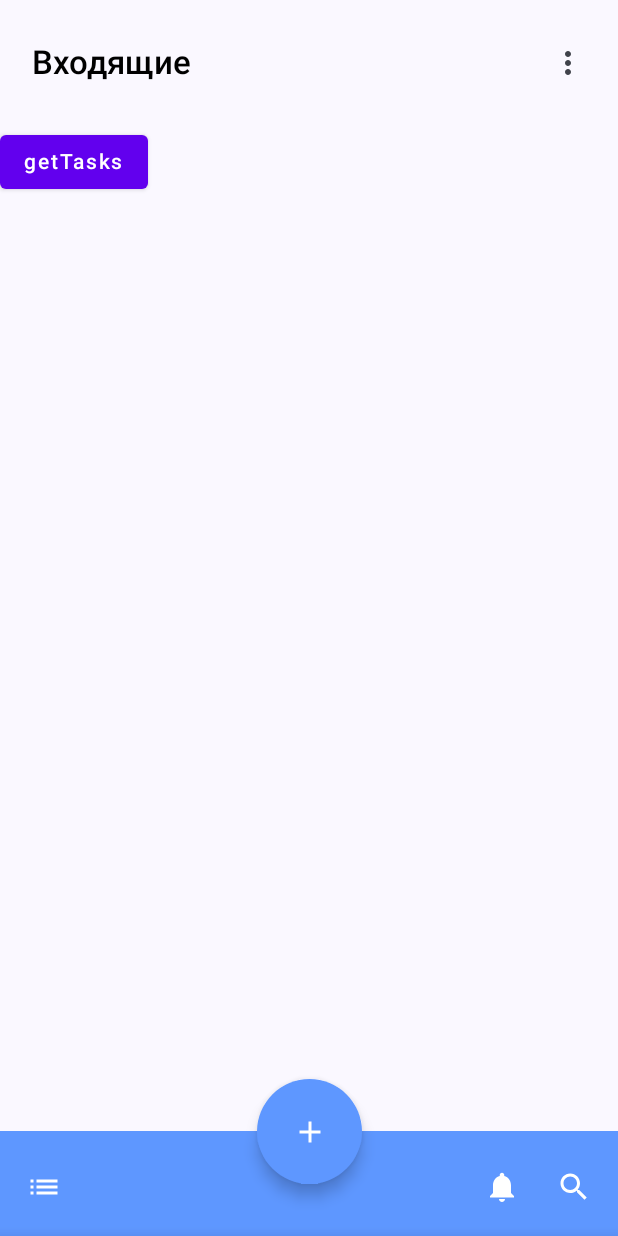
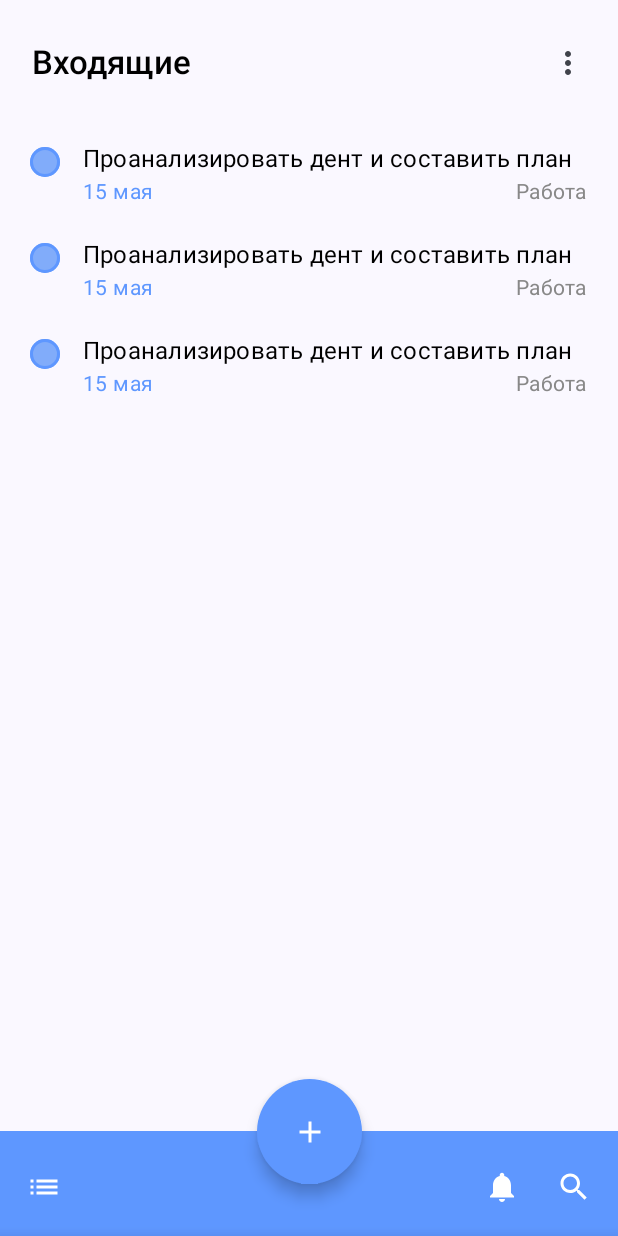
Before and after one commit to nurlan1507/task_manager_android, an Android app built with Jetpack Compose: the screen it shows after launch (MainActivity), on a phone screen of 412 x 824 dp. Run offline under Robolectric (Android 15) with nearby library versions, the phone set to English and light mode, and no system bars; our stand-ins replace Room's generated code; 2 statements that could not run were skipped.

Commit message:
create a composable for Task

```diff
--- a/app/src/main/java/com/nurlan1507/task_manager_mobile/feature_tasks/domain/use_cases/TasksUseCases.kt
+++ b/app/src/main/java/com/nurlan1507/task_manager_mobile/feature_tasks/domain/use_cases/TasksUseCases.kt
@@ -2,5 +2,5 @@ package com.nurlan1507.task_manager_mobile.feature_tasks.domain.use_cases
 
 data class TasksUseCases (
     val createTaskUseCase:CreateTaskUseCase,
-    val getProjectUseCase:GetTasksUseCase
+    val getTasksUseCase:GetTasksUseCase
     )
--- a/app/src/main/java/com/nurlan1507/task_manager_mobile/feature_tasks/presentation/TasksEvent.kt
+++ b/app/src/main/java/com/nurlan1507/task_manager_mobile/feature_tasks/presentation/TasksEvent.kt
@@ -22,6 +22,5 @@ sealed class TasksEvent {
     data class ChangeDateSelectionOption(val type: DateSelectionMenu):TasksEvent()
     object ValidateTextFields : TasksEvent()
 
-    data class GetProjectById(val id:String):TasksEvent()
 
 }
--- a/app/src/main/java/com/nurlan1507/task_manager_mobile/feature_tasks/presentation/TasksState.kt
+++ b/app/src/main/java/com/nurlan1507/task_manager_mobile/feature_tasks/presentation/TasksState.kt
@@ -11,6 +11,7 @@ data class TasksState (
     val dateSelectionOption: DateSelectionMenu? = null,
     val currentProject: ProjectWithTasks? = null,
     val projects:List<Project> = listOf(Project(projectId = "11", title = "Входящие"), Project(projectId = "22", title = "Работа")),
+    val tasks:List<Task> = listOf<Task>(),
     val task: Task = Task(0)
 
 )
--- a/app/src/main/java/com/nurlan1507/task_manager_mobile/feature_tasks/presentation/TasksViewmodel.kt
+++ b/app/src/main/java/com/nurlan1507/task_manager_mobile/feature_tasks/presentation/TasksViewmodel.kt
@@ -22,6 +22,8 @@ import com.nurlan1507.task_manager_mobile.feature_users.data.repository.UserRepo
 import com.nurlan1507.task_manager_mobile.feature_users.domain.repository.UserRepository
 import com.nurlan1507.task_manager_mobile.restService.RestService
 import com.nurlan1507.task_manager_mobile.room_database.TaskManagerDatabase
+import com.nurlan1507.task_manager_mobile.ui_components.main_screen.utils.MainScreenNavigationOption
+import com.nurlan1507.task_manager_mobile.ui_components.main_screen.utils.MainScreenNavigationOptions
 import kotlinx.coroutines.Dispatchers
 import kotlinx.coroutines.flow.MutableStateFlow
 import kotlinx.coroutines.flow.StateFlow
@@ -76,6 +78,16 @@ class TasksViewModel(application: Application):AndroidViewModel(application) {
         when(event){
             is TasksEvent.ChangeCategory ->{
                 _tasksState.value = _tasksState.value.copy(currentCategory = event.category)
+                when(event.category){
+                    is MainScreenNavigationOption.TodayTasks ->{
+                        viewModelScope.launch {
+                            val tasks = useCases.getTasksUseCase("11")
+                            _tasksState.value =_tasksState.value.copy(tasks = tasks)
+                        }
+                    }
+                    else ->{}
+                }
+
             }
             is TasksEvent.EnteredTitle ->{
                 _fieldState.value = _fieldState.value.copy(title = event.value)
@@ -109,11 +121,6 @@ class TasksViewModel(application: Application):AndroidViewModel(application) {
                     useCases.createTaskUseCase(task)
                 }
             }
-            is TasksEvent.GetProjectById -> {
-                viewModelScope.launch {
-                    val tasks = useCases.getProjectUseCase(event.id)
-                }
-            }
             is TasksEvent.CreateProject -> {
 //                viewModelScope.launch{
 //                    repository.
--- a/app/src/main/java/com/nurlan1507/task_manager_mobile/ui_components/main_screen/MainScreen.kt
+++ b/app/src/main/java/com/nurlan1507/task_manager_mobile/ui_components/main_screen/MainScreen.kt
@@ -9,6 +9,7 @@ import androidx.annotation.RequiresApi
 import androidx.compose.animation.core.EaseInBounce
 import androidx.compose.animation.core.LinearEasing
 import androidx.compose.animation.core.tween
+import androidx.compose.foundation.background
 import androidx.compose.foundation.layout.Box
 import androidx.compose.foundation.layout.Column
 import androidx.compose.foundation.layout.fillMaxSize
@@ -50,6 +51,7 @@ import com.nurlan1507.task_manager_mobile.ui_components.main_screen.bottom_sheet
 import com.nurlan1507.task_manager_mobile.ui_components.main_screen.bottom_sheet_layouts.TaskCreationBottomSheetLayout
 import com.nurlan1507.task_manager_mobile.global_components.BottomNavigationBar
 import com.nurlan1507.task_manager_mobile.global_components.TopBar
+import com.nurlan1507.task_manager_mobile.ui_components.main_screen.components.TaskView
 import com.nurlan1507.task_manager_mobile.utils.WindowSize
 import kotlinx.coroutines.launch
 
@@ -155,7 +157,6 @@ fun MainScreen(navController: NavController,windowSize: WindowSize, tasksViewMod
             )
         }
     ){
-        Column(modifier = Modifier.padding(it)) {
             if(showDialog){
                 AlertDialog(
                     onDismissRequest = { },
@@ -189,11 +190,25 @@ fun MainScreen(navController: NavController,windowSize: WindowSize, tasksViewMod
                     properties = DialogProperties(decorFitsSystemWindows = true)
                 )
             }
-            Button(onClick = { projectViewmodel.onEvent(ProjectEvent.getProject(projectId = "11")) }) {
-                Text(text = "getTasks")
-            }
+
+
+        Column(modifier = Modifier.padding(it)) {
+
+//            Button(onClick = { /*TODO*/ }, modifier = Modifier.background(Color.Yellow)) {
+//                Text(text = "ASDAS")
+//            }
+//            Button(onClick = { /*TODO*/ }, modifier = Modifier.background(Color.Yellow)) {
+//                Text(text = "ASDAS")
+//            }
+
+            TaskView(Modifier)
+            TaskView(Modifier)
+            TaskView(Modifier)
+
         }
+
     }
+
     ModalBottomSheetLayout(
         sheetContent ={
             Column(modifier = Modifier.heightIn(min = 1.dp)) {
--- /dev/null
+++ b/app/src/main/java/com/nurlan1507/task_manager_mobile/ui_components/main_screen/components/TaskView.kt
@@ -0,0 +1,72 @@
+package com.nurlan1507.task_manager_mobile.ui_components.main_screen.components
+
+import androidx.compose.foundation.Canvas
+import androidx.compose.foundation.background
+import androidx.compose.foundation.border
+import androidx.compose.foundation.clickable
+import androidx.compose.foundation.interaction.MutableInteractionSource
+import androidx.compose.foundation.layout.Arrangement
+import androidx.compose.foundation.layout.Box
+import androidx.compose.foundation.layout.Column
+import androidx.compose.foundation.layout.Row
+import androidx.compose.foundation.layout.Spacer
+import androidx.compose.foundation.layout.fillMaxHeight
+import androidx.compose.foundation.layout.fillMaxWidth
+import androidx.compose.foundation.layout.offset
+import androidx.compose.foundation.layout.padding
+import androidx.compose.foundation.layout.size
+import androidx.compose.foundation.layout.width
+import androidx.compose.foundation.shape.CircleShape
+import androidx.compose.material.MaterialTheme
+import androidx.compose.material.Text
+import androidx.compose.material.ripple.rememberRipple
+import androidx.compose.runtime.Composable
+import androidx.compose.runtime.remember
+import androidx.compose.ui.Alignment
+import androidx.compose.ui.Modifier
+import androidx.compose.ui.geometry.Offset
+import androidx.compose.ui.graphics.Color
+import androidx.compose.ui.graphics.drawscope.Stroke
+import androidx.compose.ui.unit.dp
+import androidx.compose.ui.unit.sp
+
+@Composable
+fun TaskView(modifier:Modifier){
+    Box(modifier = Modifier
+        .fillMaxWidth()
+        .clickable(
+            interactionSource = remember { MutableInteractionSource() },
+            indication = rememberRipple()
+        ) {
+
+        }){
+        Row(modifier = Modifier
+            .fillMaxWidth()
+            .padding(horizontal = 20.dp, vertical = 10.dp),
+            horizontalArrangement = Arrangement.SpaceBetween,
+            verticalAlignment = Alignment.Top
+        ){
+            Box(
+                modifier = Modifier.size(20.dp).offset(y=4.dp)
+                    .background(Color(0xFF81ACFA), shape = CircleShape)
+                    .border(width = 2.dp, color = Color(0xFF5E97FF), shape = CircleShape)
+            )
+            Spacer(modifier = Modifier.width(15.dp))
+            Column() {
+                Text(text = "Проанализировать дент и составить план", style = MaterialTheme.typography.subtitle1)
+                Row(modifier = Modifier.fillMaxWidth(), horizontalArrangement = Arrangement.SpaceBetween){
+                    Text(
+                        text = "15 мая",
+                        style = MaterialTheme.typography.body2.copy(color = Color(0xFF5E97FF))
+                    )
+                    Text(
+                        text = "Работа",
+                        style = MaterialTheme.typography.body2.copy(color = Color.Gray)
+                    )
+                }
+
+            }
+        }
+
+    }
+}
```
